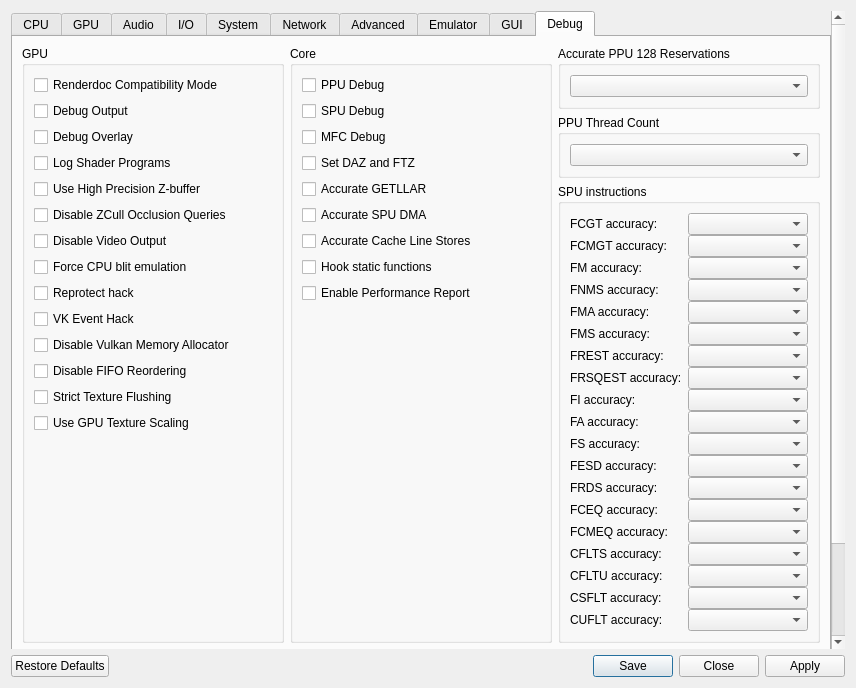
RPCS3/rpcs3, file rpcs3/rpcs3qt/settings_dialog.ui: the form before one commit.
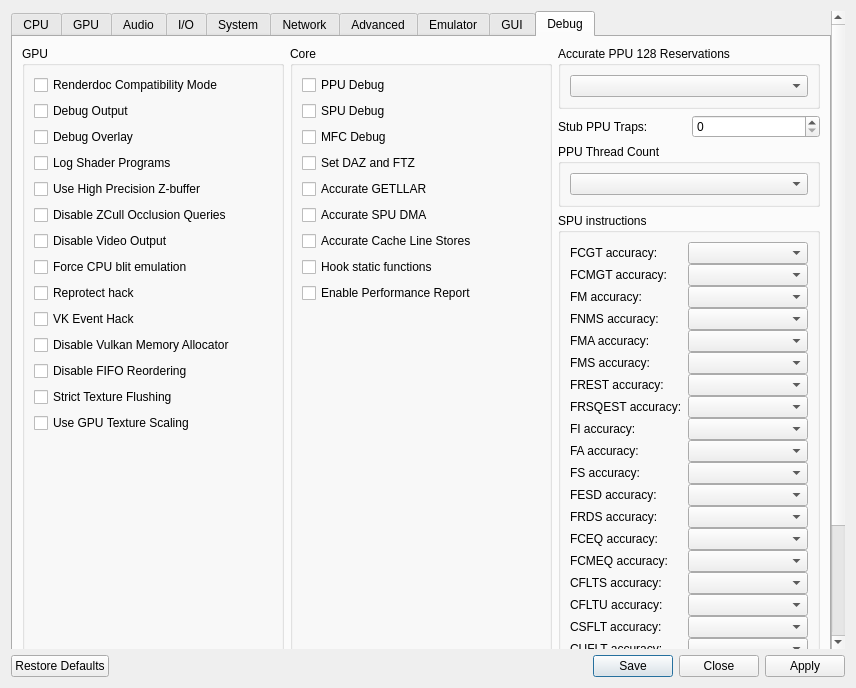
The form after the commit. The open tabs and pages were chosen to show the change. Icons and pictures are not drawn.

Commit message: UI: Stub PPU Trap

Patch:
```diff
--- a/rpcs3/rpcs3qt/settings_dialog.ui
+++ b/rpcs3/rpcs3qt/settings_dialog.ui
@@ -4148,6 +4148,20 @@
                </layout>
               </widget>
              </item>
+              <item>
+               <layout class="QHBoxLayout" name="layout_ppu_trap" stretch="0,0">
+                <item>
+               <widget class="QLabel" name="ppu_trap_label">
+                <property name="text">
+                 <string>Stub PPU Traps:</string>
+                  </property>
+                 </widget>
+                </item>
+                <item>
+                 <widget class="QSpinBox" name="ppu_trap"/>
+                </item>
+               </layout>
+              </item>
              <item>
               <widget class="QGroupBox" name="gb_num_ppu_threads">
                <property name="title">
```
The commit also changes 2 other files.
